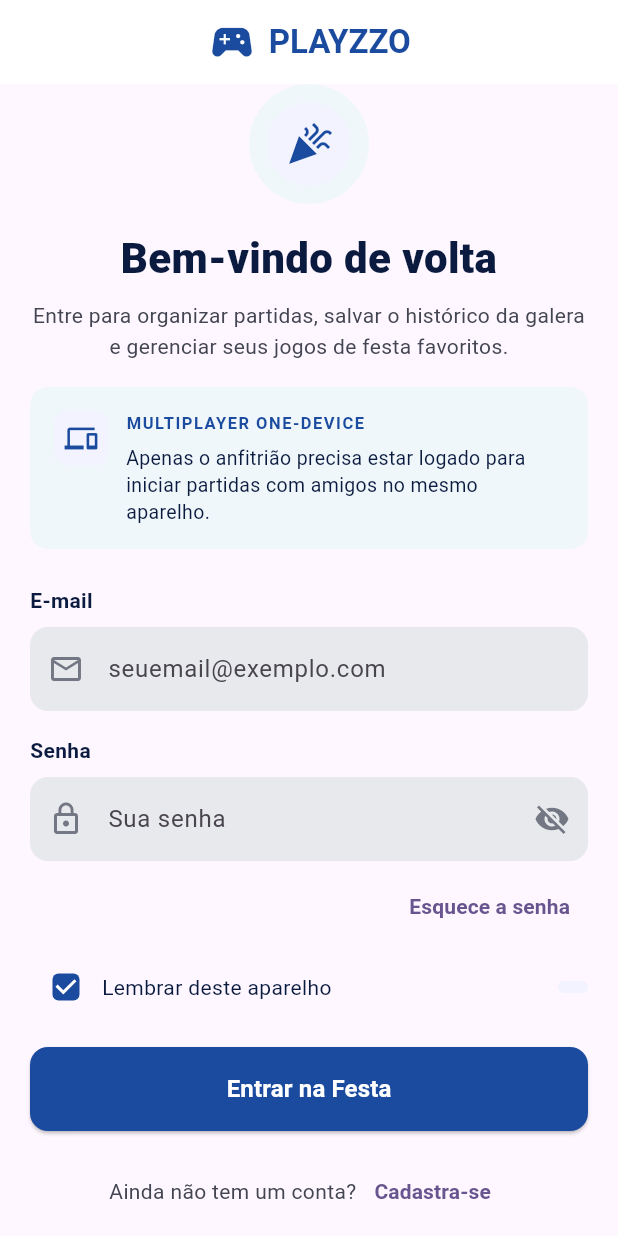
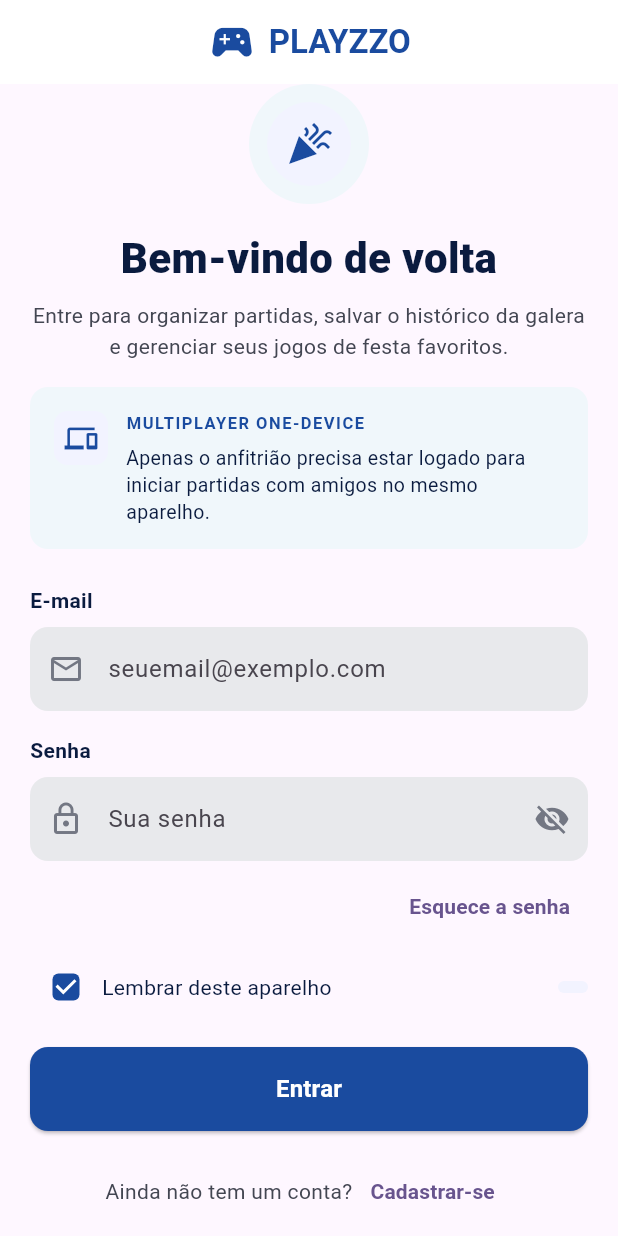
Before and after one commit to DavidCrr/Playzzo, a Flutter app: the screen it shows after launch, on a phone screen of 412 x 824 dp. Run offline on Flutter 3.47's test engine with Material 3 defaults, Android fonts, the phone set to English and light mode, and no system bars.

Commit message:
Corrigindo erros de português

```diff
--- a/lib/views/tela_login.dart
+++ b/lib/views/tela_login.dart
@@ -347,7 +347,7 @@ class _TelaLoginState extends State<TelaLogin> {
                       mainAxisAlignment: MainAxisAlignment.center,
                       children: [
                         Text(
-                          'Entrar na Festa',
+                          'Entrar',
                           style: TextStyle(
                             fontSize: 16,
                             fontWeight: FontWeight.bold,
@@ -375,7 +375,7 @@ class _TelaLoginState extends State<TelaLogin> {
                         onPressed: () =>
                           _mostrarMensagem('Tela de cadastro em criação.'),
                         child: const Text(
-                          'Cadastra-se',
+                          'Cadastrar-se',
                           style: TextStyle(
                           fontWeight: FontWeight.bold,
                         ),
```
